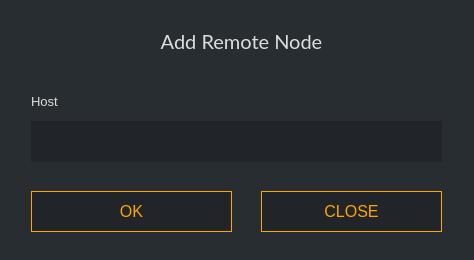
Qt form src/gui/ui/newnodedialog.ui (ConcealNetwork/conceal-desktop) before a commit.
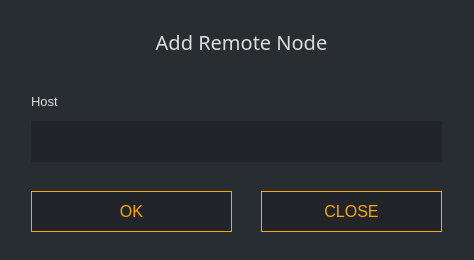
The same form after that commit.

```diff
--- a/src/gui/ui/newnodedialog.ui
+++ b/src/gui/ui/newnodedialog.ui
@@ -102,7 +102,7 @@
       </property>
       <property name="font">
        <font>
-        <family>Lato</family>
+        <family>Raleway</family>
         <pointsize>15</pointsize>
        </font>
       </property>
```
